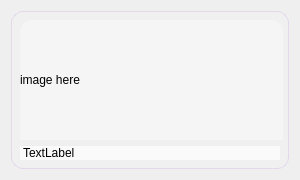
This is python_application/gui/ui_files/image_widget.ui in MohammadIbraheem71/Image_filter_applicator as Qt 5 draws it before an edit. The edited form follows.
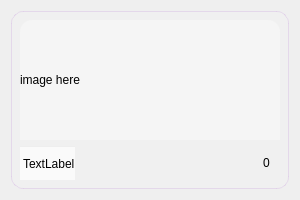
This is the edited form. Icons and pictures are not drawn.

Commit message: Added like button functionality in UI

```diff
--- a/python_application/gui/ui_files/image_widget.ui
+++ b/python_application/gui/ui_files/image_widget.ui
@@ -7,7 +7,7 @@
     <x>0</x>
     <y>0</y>
     <width>300</width>
-    <height>180</height>
+    <height>200</height>
    </rect>
   </property>
   <property name="sizePolicy">
@@ -19,13 +19,13 @@
   <property name="minimumSize">
    <size>
     <width>300</width>
-    <height>180</height>
+    <height>200</height>
    </size>
   </property>
   <property name="maximumSize">
    <size>
     <width>300</width>
-    <height>180</height>
+    <height>200</height>
    </size>
   </property>
   <property name="windowTitle">
@@ -69,7 +69,7 @@
    </property>
    <item>
     <widget class="QWidget" name="sub_widget" native="true">
-     <layout class="QVBoxLayout" name="verticalLayout_2" stretch="3,1">
+     <layout class="QVBoxLayout" name="verticalLayout_2" stretch="3,0">
       <item>
        <widget class="QLabel" name="img_lbl">
         <property name="sizePolicy">
@@ -80,8 +80,8 @@
         </property>
         <property name="minimumSize">
          <size>
-          <width>263</width>
-          <height>120</height>
+          <width>250</width>
+          <height>110</height>
          </size>
         </property>
         <property name="maximumSize">
@@ -99,11 +99,168 @@
        </widget>
       </item>
       <item>
-       <widget class="QLabel" name="img_info">
-        <property name="text">
-         <string>TextLabel</string>
+       <layout class="QHBoxLayout" name="horizontalLayout">
+        <property name="spacing">
+         <number>-1</number>
         </property>
-       </widget>
+        <property name="sizeConstraint">
+         <enum>QLayout::SizeConstraint::SetDefaultConstraint</enum>
+        </property>
+        <property name="leftMargin">
+         <number>0</number>
+        </property>
+        <property name="topMargin">
+         <number>0</number>
+        </property>
+        <property name="rightMargin">
+         <number>10</number>
+        </property>
+        <property name="bottomMargin">
+         <number>0</number>
+        </property>
+        <item>
+         <widget class="QLabel" name="img_info">
+          <property name="sizePolicy">
+           <sizepolicy hsizetype="Fixed" vsizetype="Fixed">
+            <horstretch>0</horstretch>
+            <verstretch>0</verstretch>
+           </sizepolicy>
+          </property>
+          <property name="minimumSize">
+           <size>
+            <width>0</width>
+            <height>20</height>
+           </size>
+          </property>
+          <property name="maximumSize">
+           <size>
+            <width>200</width>
+            <height>400</height>
+           </size>
+          </property>
+          <property name="text">
+           <string>TextLabel</string>
+          </property>
+         </widget>
+        </item>
+        <item>
+         <widget class="QPushButton" name="magnify_btn">
+          <property name="sizePolicy">
+           <sizepolicy hsizetype="Fixed" vsizetype="Fixed">
+            <horstretch>0</horstretch>
+            <verstretch>0</verstretch>
+           </sizepolicy>
+          </property>
+          <property name="styleSheet">
+           <string notr="true">QPushButton {
+    background-color: transparent;
+    border: none;
+    font-size: 22px;          /* normal size */
+    color: #888;              /* grey color */
+}
+</string>
+          </property>
+          <property name="text">
+           <string/>
+          </property>
+          <property name="icon">
+           <iconset resource="../resources.qrc">
+            <normaloff>assets/magnify.png</normaloff>assets/magnify.png</iconset>
+          </property>
+          <property name="iconSize">
+           <size>
+            <width>40</width>
+            <height>40</height>
+           </size>
+          </property>
+         </widget>
+        </item>
+        <item>
+         <widget class="QPushButton" name="like_btn">
+          <property name="sizePolicy">
+           <sizepolicy hsizetype="Fixed" vsizetype="Fixed">
+            <horstretch>0</horstretch>
+            <verstretch>0</verstretch>
+           </sizepolicy>
+          </property>
+          <property name="minimumSize">
+           <size>
+            <width>0</width>
+            <height>0</height>
+           </size>
+          </property>
+          <property name="styleSheet">
+           <string notr="true">QPushButton {
+    background-color: transparent;
+    border: none;
+    font-size: 22px;          /* normal size */
+    color: #888;              /* grey color */
+}
+</string>
+          </property>
+          <property name="text">
+           <string/>
+          </property>
+          <property name="icon">
+           <iconset>
+            <normaloff>assets/heart.png</normaloff>assets/heart.png</iconset>
+          </property>
+          <property name="iconSize">
+           <size>
+            <width>30</width>
+            <height>30</height>
+           </size>
+          </property>
+         </widget>
+        </item>
+        <item>
+         <widget class="QPushButton" name="like_btn2">
+          <property name="sizePolicy">
+           <sizepolicy hsizetype="Fixed" vsizetype="Fixed">
+            <horstretch>0</horstretch>
+            <verstretch>0</verstretch>
+           </sizepolicy>
+          </property>
+          <property name="styleSheet">
+           <string notr="true">QPushButton {
+    background-color: transparent;
+    border: none;
+    font-size: 22px;          /* normal size */
+    color: #888;              /* grey color */
+}</string>
+          </property>
+          <property name="text">
+           <string/>
+          </property>
+          <property name="icon">
+           <iconset>
+            <normaloff>assets/heartred.png</normaloff>assets/heartred.png</iconset>
+          </property>
+          <property name="iconSize">
+           <size>
+            <width>30</width>
+            <height>30</height>
+           </size>
+          </property>
+         </widget>
+        </item>
+        <item>
+         <widget class="QLabel" name="like_count">
+          <property name="sizePolicy">
+           <sizepolicy hsizetype="Fixed" vsizetype="Preferred">
+            <horstretch>0</horstretch>
+            <verstretch>0</verstretch>
+           </sizepolicy>
+          </property>
+          <property name="styleSheet">
+           <string notr="true">background-color: transparent;</string>
+          </property>
+          <property name="text">
+           <string>0</string>
+          </property>
+         </widget>
+        </item>
+       </layout>
       </item>
      </layout>
     </widget>
```
Left out of the diff: 4 changed lines with no effect on the pictures. The commit also changes 14 other files.
